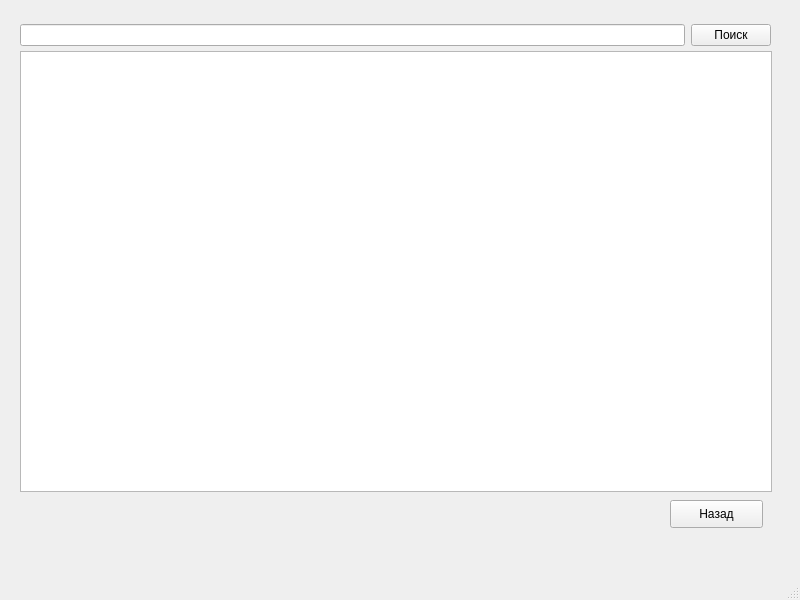
vernolll/The-bank-s-application, file ui/mainwindow.ui: the form before one commit.
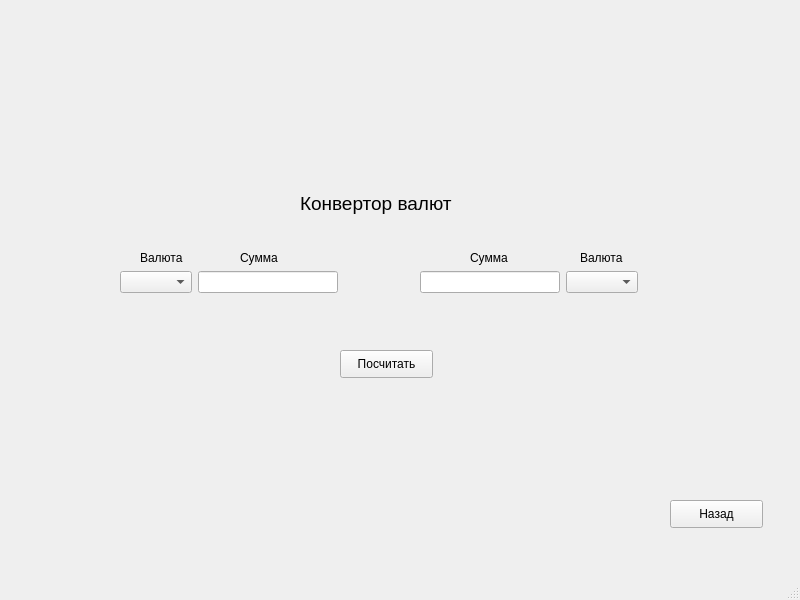
The form after the commit. Custom widgets are drawn as their Qt base class.

Commit message: new section: Currency converter

The edit to the form file:
```diff
--- a/ui/mainwindow.ui
+++ b/ui/mainwindow.ui
@@ -24,7 +24,7 @@
      </rect>
     </property>
     <property name="currentIndex">
-     <number>2</number>
+     <number>3</number>
     </property>
     <widget class="QWidget" name="page_main">
      <widget class="QWidget" name="layoutWidget">
@@ -245,6 +245,135 @@
       </layout>
      </widget>
     </widget>
+    <widget class="QWidget" name="page_converter">
+     <widget class="QLabel" name="label_3">
+      <property name="geometry">
+       <rect>
+        <x>300</x>
+        <y>190</y>
+        <width>185</width>
+        <height>28</height>
+       </rect>
+      </property>
+      <property name="text">
+       <string>&lt;html&gt;&lt;head/&gt;&lt;body&gt;&lt;p&gt;&lt;span style=&quot; font-size:14pt;&quot;&gt;Конвертор валют&lt;/span&gt;&lt;/p&gt;&lt;/body&gt;&lt;/html&gt;</string>
+      </property>
+     </widget>
+     <widget class="QPushButton" name="pushButton_back_3">
+      <property name="geometry">
+       <rect>
+        <x>670</x>
+        <y>500</y>
+        <width>93</width>
+        <height>28</height>
+       </rect>
+      </property>
+      <property name="text">
+       <string>Назад</string>
+      </property>
+     </widget>
+     <widget class="QWidget" name="layoutWidget">
+      <property name="geometry">
+       <rect>
+        <x>120</x>
+        <y>270</y>
+        <width>218</width>
+        <height>24</height>
+       </rect>
+      </property>
+      <layout class="QHBoxLayout" name="horizontalLayout_2">
+       <item>
+        <widget class="QComboBox" name="comboBox"/>
+       </item>
+       <item>
+        <widget class="QLineEdit" name="lineEdit"/>
+       </item>
+      </layout>
+     </widget>
+     <widget class="QWidget" name="layoutWidget">
+      <property name="geometry">
+       <rect>
+        <x>420</x>
+        <y>270</y>
+        <width>218</width>
+        <height>24</height>
+       </rect>
+      </property>
+      <layout class="QHBoxLayout" name="horizontalLayout_3">
+       <item>
+        <widget class="QLineEdit" name="lineEdit_2"/>
+       </item>
+       <item>
+        <widget class="QComboBox" name="comboBox_2"/>
+       </item>
+      </layout>
+     </widget>
+     <widget class="QLabel" name="label_4">
+      <property name="geometry">
+       <rect>
+        <x>240</x>
+        <y>250</y>
+        <width>41</width>
+        <height>16</height>
+       </rect>
+      </property>
+      <property name="text">
+       <string>Сумма</string>
+      </property>
+     </widget>
+     <widget class="QLabel" name="label_6">
+      <property name="geometry">
+       <rect>
+        <x>140</x>
+        <y>250</y>
+        <width>44</width>
+        <height>16</height>
+       </rect>
+      </property>
+      <property name="text">
+       <string>Валюта</string>
+      </property>
+     </widget>
+     <widget class="QLabel" name="label_7">
+      <property name="geometry">
+       <rect>
+        <x>580</x>
+        <y>250</y>
+        <width>44</width>
+        <height>16</height>
+       </rect>
+      </property>
+      <property name="text">
+       <string>Валюта</string>
+      </property>
+     </widget>
+     <widget class="QLabel" name="label_8">
+      <property name="geometry">
+       <rect>
+        <x>470</x>
+        <y>250</y>
+        <width>41</width>
+        <height>16</height>
+       </rect>
+      </property>
+      <property name="text">
+       <string>Сумма</string>
+      </property>
+     </widget>
+     <widget class="QPushButton" name="pushButton_count">
+      <property name="geometry">
+       <rect>
+        <x>340</x>
+        <y>350</y>
+        <width>93</width>
+        <height>28</height>
+       </rect>
+      </property>
+      <property name="text">
+       <string>Посчитать</string>
+      </property>
+     </widget>
+    </widget>
    </widget>
   </widget>
   <widget class="QMenuBar" name="menubar">
```
Left out of the diff: 9 changed lines with no effect on the pictures. The commit also changes 9 other files.
